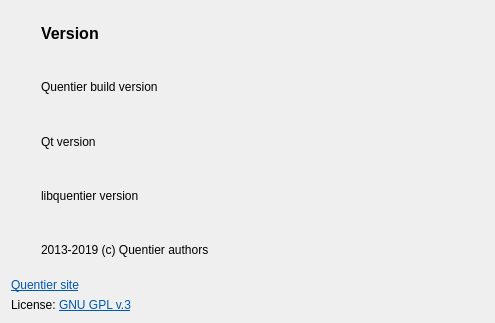
d1vanov/quentier, file lib/widget/AboutQuentierWidget.ui: the form before one commit.
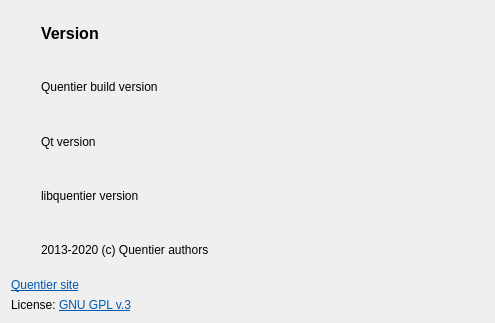
The form after the commit. Icons and pictures are not drawn.

Commit message: Bump copyright year

```diff
--- a/lib/widget/AboutQuentierWidget.ui
+++ b/lib/widget/AboutQuentierWidget.ui
@@ -122,7 +122,7 @@
           </sizepolicy>
          </property>
          <property name="text">
-          <string>2013-2019 (c) Quentier authors</string>
+          <string>2013-2020 (c) Quentier authors</string>
          </property>
         </widget>
        </item>
```
